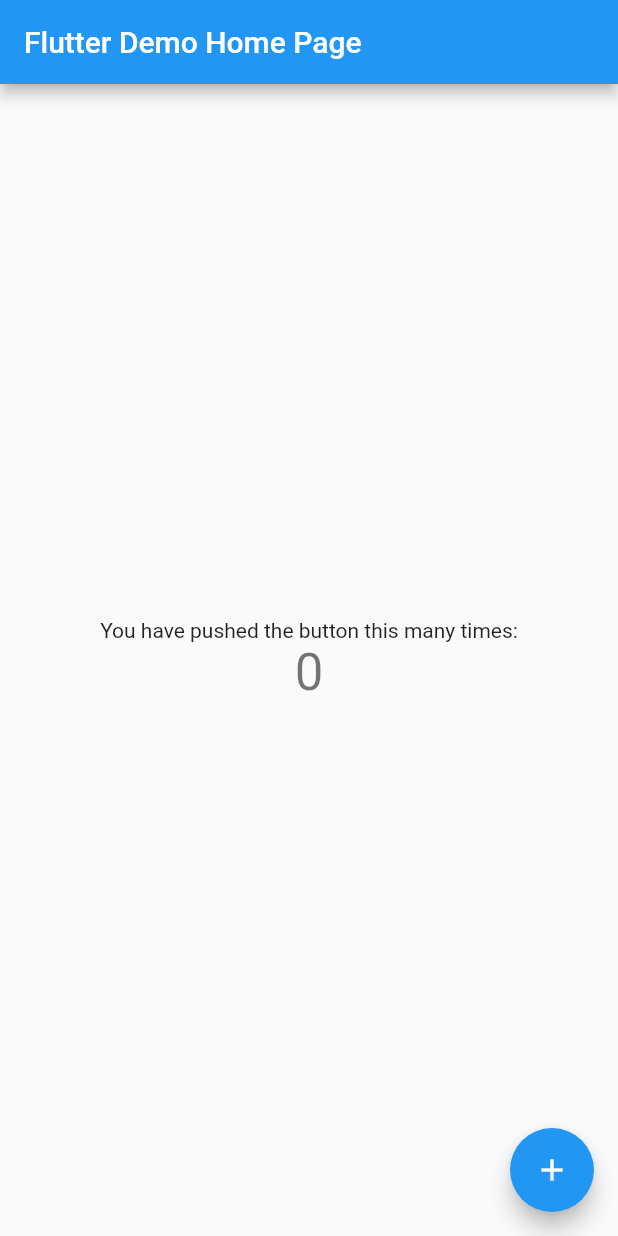
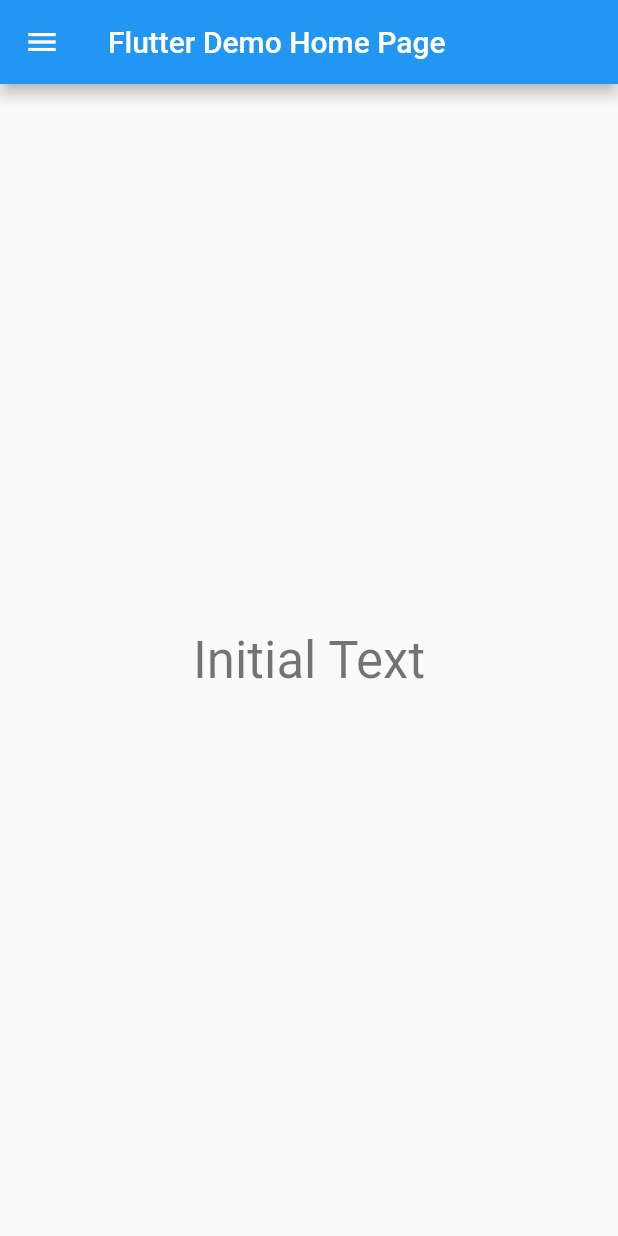
Before and after one commit to tar-erpedia/flutter-workshop, a Flutter app: the screen it shows after launch, on a phone screen of 412 x 824 dp. Run offline on Flutter 3.47's test engine with Material 2 defaults, Android fonts, the phone set to English and light mode, and no system bars.

Commit message:
change page

```diff
--- a/lib/main.dart
+++ b/lib/main.dart
@@ -49,17 +49,7 @@ class MyHomePage extends StatefulWidget {
 
 class _MyHomePageState extends State<MyHomePage> {
   int _counter = 0;
-
-  void _incrementCounter() {
-    setState(() {
-      // This call to setState tells the Flutter framework that something has
-      // changed in this State, which causes it to rerun the build method below
-      // so that the display can reflect the updated values. If we changed
-      // _counter without calling setState(), then the build method would not be
-      // called again, and so nothing would appear to happen.
-      _counter++;
-    });
-  }
+  String _text = "Initial Text";
 
   @override
   Widget build(BuildContext context) {
@@ -70,6 +60,38 @@ class _MyHomePageState extends State<MyHomePage> {
     // fast, so that you can just rebuild anything that needs updating rather
     // than having to individually change instances of widgets.
     return Scaffold(
+      drawer: Drawer(
+        // Add a ListView to the drawer. This ensures the user can scroll
+        // through the options in the drawer if there isn't enough vertical
+        // space to fit everything.
+        child: ListView(
+          // Important: Remove any padding from the ListView.
+          padding: EdgeInsets.zero,
+          children: [
+            new ListTile(
+              leading: new Icon(Icons.info),
+              title: const Text('About'),
+              onTap:(){
+                setState((){
+                  _text = "About pressed";
+                });
+                Navigator.pop(context);
+              }
+            ),
+            new ListTile(
+              leading: new Icon(Icons.save),
+              title: const Text('Shifts'),
+              onTap:(){
+                setState((){
+                  _text = "Shifts pressed";
+                });
+                Navigator.pop(context);
+              }
+            ),
+
+          ],
+        ),
+      ),
       appBar: AppBar(
         // Here we take the value from the MyHomePage object that was created by
         // the App.build method, and use it to set our appbar title.
@@ -95,21 +117,14 @@ class _MyHomePageState extends State<MyHomePage> {
           // horizontal).
           mainAxisAlignment: MainAxisAlignment.center,
           children: <Widget>[
-            const Text(
-              'You have pushed the button this many times:',
-            ),
+
             Text(
-              '$_counter',
+              '$_text',
               style: Theme.of(context).textTheme.headline4,
             ),
           ],
         ),
       ),
-      floatingActionButton: FloatingActionButton(
-        onPressed: _incrementCounter,
-        tooltip: 'Increment',
-        child: const Icon(Icons.add),
-      ), // This trailing comma makes auto-formatting nicer for build methods.
     );
   }
 }
```
Also changed, not shown: pubspec.lock.
